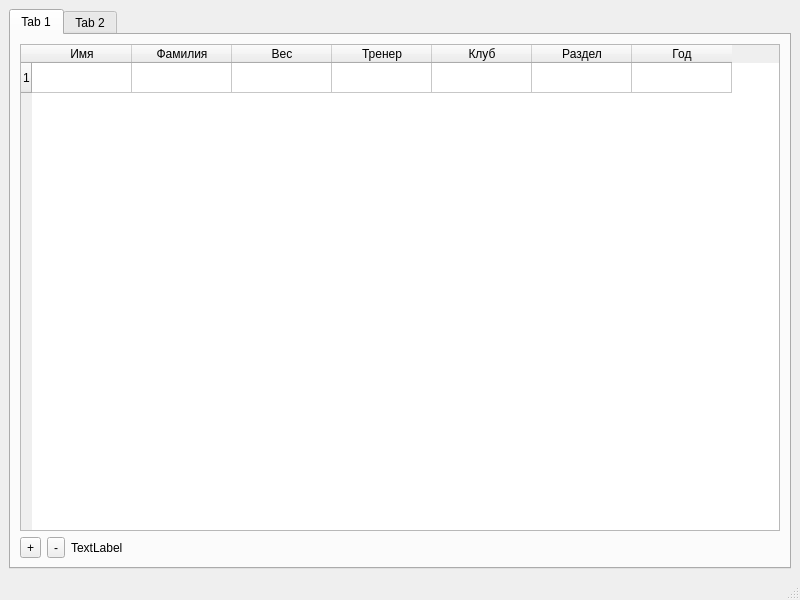
wanderersds/pyBox, file mainform.ui: the form before one commit.
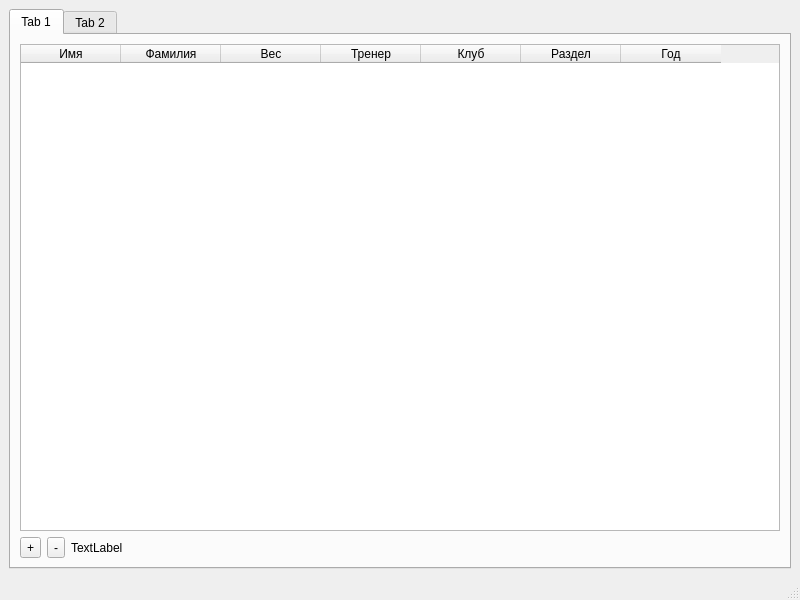
The form after the commit.

Commit message: modified:   .gitignore 	modified:   mainform.py 	modified:   mainform.ui 	modified:   sportsmen.py 	new file:   table.py - Создан класс-обертка table. Сюда перенесена логика работы с таблицами.

```diff
--- a/mainform.ui
+++ b/mainform.ui
@@ -30,9 +30,8 @@
           <item>
            <widget class="QTableWidget" name="tableWidget">
             <property name="rowCount">
-             <number>1</number>
+             <number>0</number>
             </property>
-            <row/>
             <column>
              <property name="text">
               <string>Имя</string>
```
The commit also changes 4 other files.
